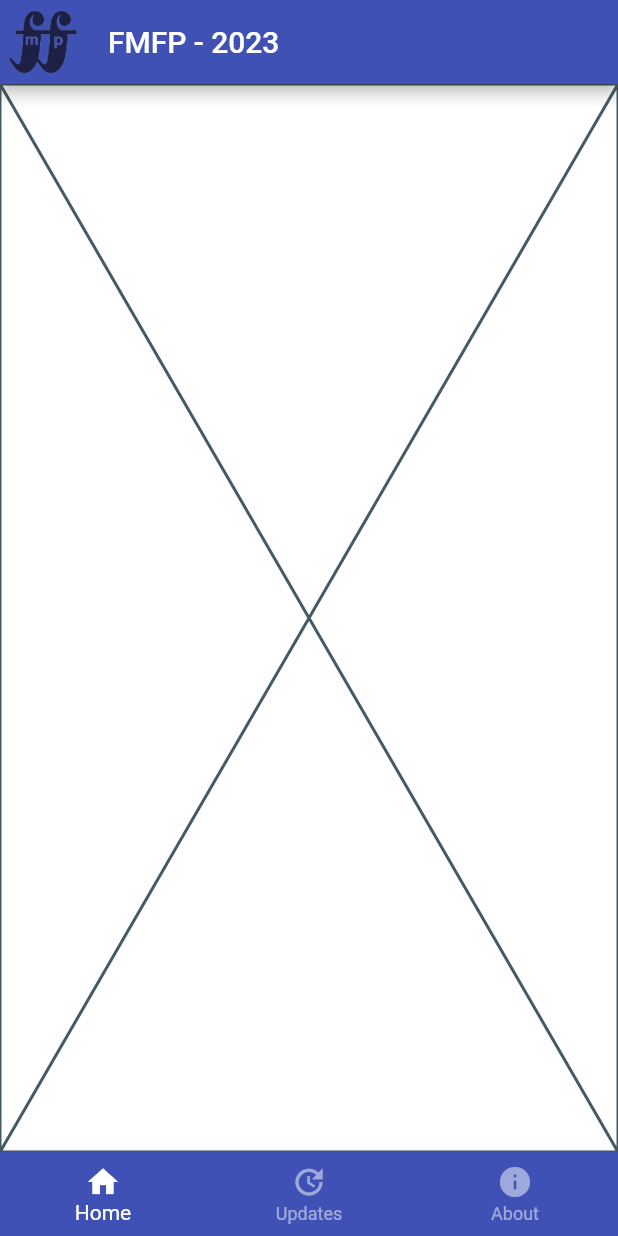
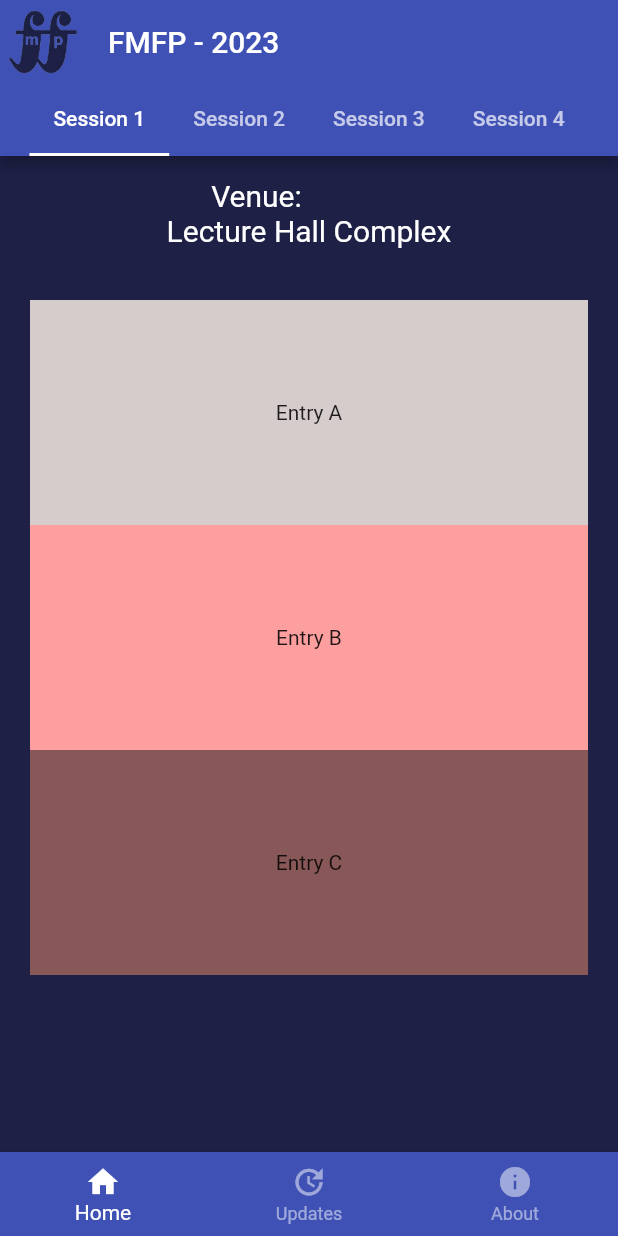
Before and after one commit to Navneetkrh/fmfp, a Flutter app: the OutlinePage screen opened directly, on a phone screen of 412 x 824 dp. Run offline on Flutter 3.47's test engine with Material 2 defaults, Android fonts, the phone set to English and light mode, and no system bars; our stand-ins replace flutter_svg.

Commit message:
Add app bar to AboutPage and remove app bar from OutlinePage and SessionsPage

```diff
--- a/lib/about.dart
+++ b/lib/about.dart
@@ -4,7 +4,13 @@ class AboutPage extends StatelessWidget {
   @override
   Widget build(BuildContext context) {
     return Scaffold(
+      appBar: AppBar(
+        leading: Image.asset('assets/fmfp.png'),
+        title: Text('About us'),
+        backgroundColor: Colors.indigo,
 
+
+      ),
       body: Padding(
         padding: const EdgeInsets.all(16.0),
         child: Text(
--- a/lib/outline.dart
+++ b/lib/outline.dart
@@ -18,11 +18,7 @@ class _OutlinePageState extends State<OutlinePage> {
   Widget build(BuildContext context) {
     return Scaffold(
       backgroundColor: Colors.white,
-      appBar: AppBar(
-        leading: Image.asset('assets/fmfp.png'),
-        title: Text('FMFP - 2023'),
-        backgroundColor: Colors.indigo,
-      ),
+
       body: _getBody(_currentIndex),
       bottomNavigationBar: BottomNavigationBar(
         currentIndex: _currentIndex,
@@ -56,15 +52,15 @@ class _OutlinePageState extends State<OutlinePage> {
     switch (index) {
       case 0:
         // Home Page
-        return Placeholder(fallbackHeight: 200.0, fallbackWidth: 200.0);
+        return SessionsPage();
       case 1:
         // Updates Page
-        return Placeholder(fallbackHeight: 200.0, fallbackWidth: 200.0);
+        return UpdatesPage();
       case 2:
         // About Page
         return AboutPage();
       default:
-        return Text('Error: Invalid navigation index');
+        return const Text('Error: Invalid navigation index');
     }
   }
 }
--- a/lib/sessions.dart
+++ b/lib/sessions.dart
@@ -0,0 +1,103 @@
+// ignore_for_file: prefer_const_constructors
+
+import 'package:flutter/material.dart';
+import 'package:flutter/src/widgets/framework.dart';
+import 'package:flutter/src/widgets/placeholder.dart';
+
+class SessionsPage extends StatefulWidget {
+  const SessionsPage({super.key});
+
+  @override
+  State<SessionsPage> createState() => _SessionsPageState();
+}
+
+class _SessionsPageState extends State<SessionsPage> {
+  @override
+  Widget build(BuildContext context) {
+     return
+     MaterialApp(
+      debugShowCheckedModeBanner: false,
+      title: "FMFP - 2023",
+       home: DefaultTabController(
+        length: 4,
+
+         child: Scaffold(
+          appBar: AppBar(
+            leading: Image.asset('assets/fmfp.png'),
+            title: Text('FMFP - 2023'),
+            backgroundColor: Colors.indigo,
+            bottom: const TabBar(
+             labelColor: Colors.white,
+             indicatorColor: Colors.white,
+              isScrollable: true  ,
+              tabs: [
+                Tab(text: 'Session 1'),
+                Tab(text: 'Session 2'),
+                Tab(text: 'Session 3'),
+                Tab(text: 'Session 4'),
+
+              ],
+            ),
+
+          ),
+          backgroundColor: Color( 0xFF1E2046),
+          body: TabBarView(
+                children: [
+                  Container(
+                    child: Column(
+                      children: [
+                        Container(
+                          padding: const EdgeInsets.symmetric(horizontal: 20, vertical: 15),
+                          child: Text("      "+"Venue:\nLecture Hall Complex"
+                          ,style: TextStyle(
+                            fontSize: 20,
+                            fontWeight: FontWeight.w400,
+                            color: Colors.white,
+                          ),),
+                        ),
+
+
+                Expanded(child:
+                 ListView(
+
+
+                  padding: const EdgeInsets.all(20),
+                  children: <Widget>[
+                    Container(
+                      padding: const EdgeInsets.all(8),
+                      height: 150,
+                      color: Color.fromARGB(255, 215, 204, 204),
+                      child: const Center(child: Text('Entry A')),
+
+                    ),
+                    Container(
+                      padding: const EdgeInsets.all(8),
+                      height: 150,
+                      color: Color.fromARGB(255, 254, 159, 159),
+                      child: const Center(child: Text('Entry B')),
+                    ),
+                    Container(
+                      height: 150,
+                      color: Color.fromARGB(255, 136, 87, 87),
+                      child: const Center(child: Text('Entry C')),
+                    ),
+                  ],
+                ))
+
+
+
+
+
+                      ],
+                    ),
+                  ),
+                  Icon(Icons.music_video),
+                  Icon(Icons.music_video),
+                  Icon(Icons.music_video),
+                ],
+              )
+           ),
+       ),
+     );
+  }
+}
--- a/lib/updates.dart
+++ b/lib/updates.dart
@@ -0,0 +1,25 @@
+import 'package:flutter/material.dart';
+import 'package:flutter/src/widgets/framework.dart';
+import 'package:flutter/src/widgets/placeholder.dart';
+
+class UpdatesPage extends StatefulWidget {
+  const UpdatesPage({super.key});
+
+  @override
+  State<UpdatesPage> createState() => _UpdatesPageState();
+}
+
+class _UpdatesPageState extends State<UpdatesPage> {
+  @override
+  Widget build(BuildContext context) {
+    return Scaffold(
+        appBar: AppBar(
+      leading: Image.asset('assets/fmfp.png'),
+      title: Text('Important updates'),
+      backgroundColor: Colors.indigo,
+      elevation: 0,
+    ),
+    backgroundColor: Colors.indigo,
+    );
+  }
+}
```
